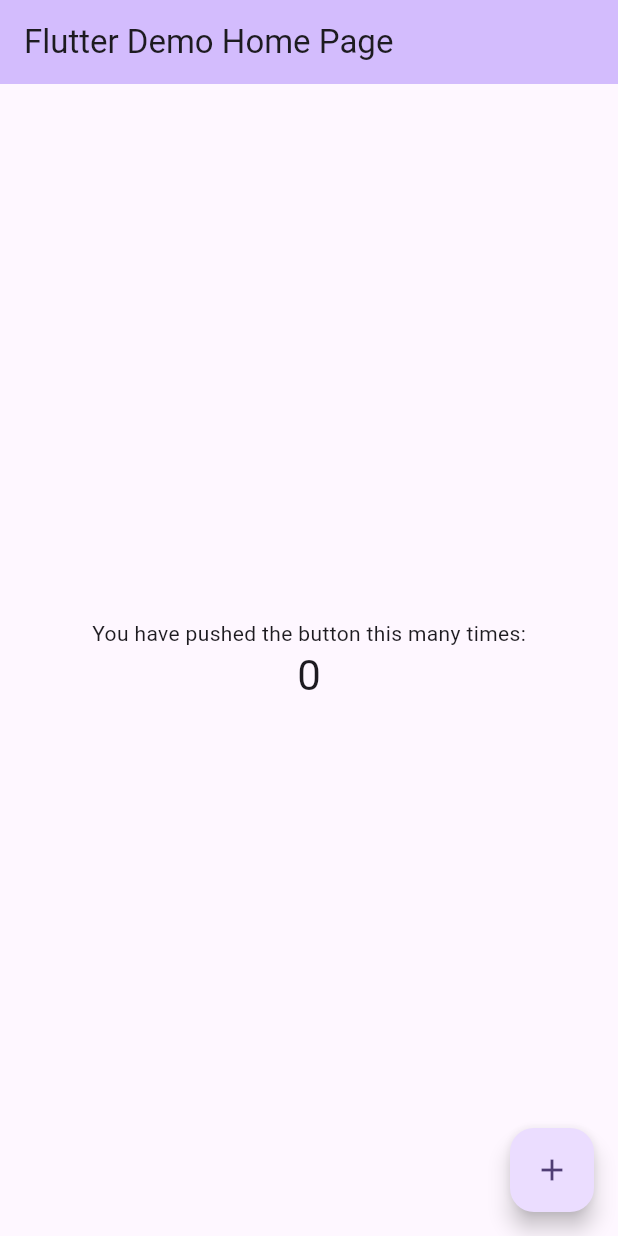
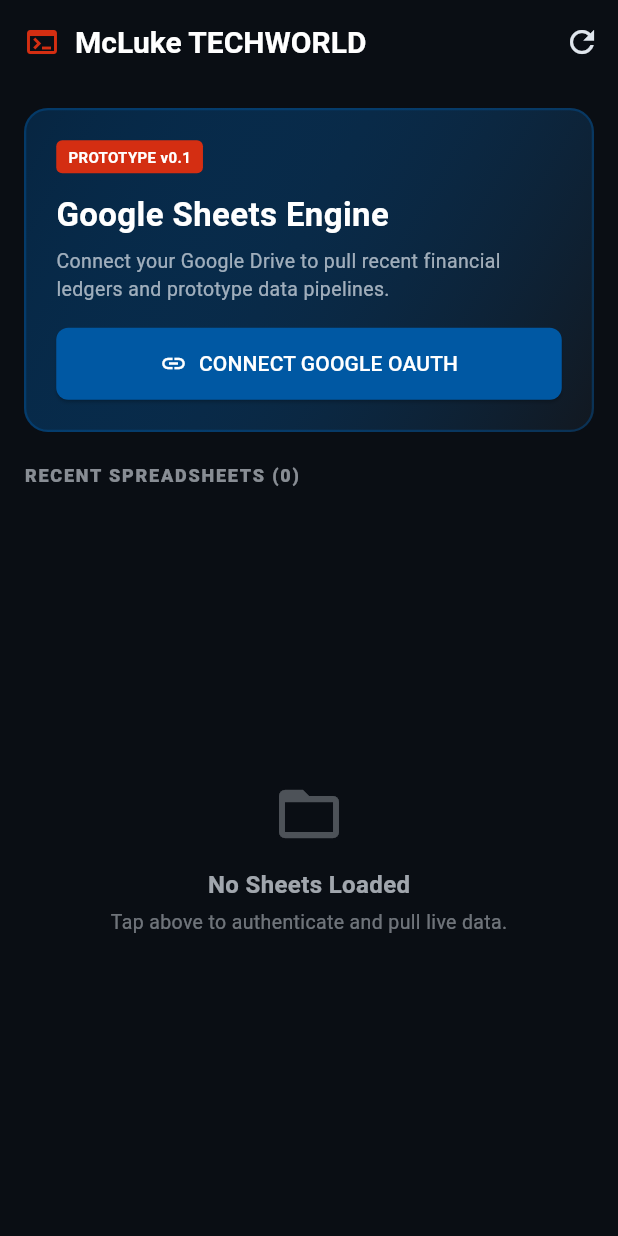
Before and after one commit to nyashagabriel/mc_finance, a Flutter app: the screen it shows after launch, on a phone screen of 412 x 824 dp. Run offline on Flutter 3.47's test engine with Material 3 defaults, Android fonts, the phone set to English and light mode, and no system bars; our stand-ins replace google_sign_in; missing offline and left inert: extension_google_sign_in_as_googleapis_auth, googleapis.

Commit message:
apk first run

```diff
--- a/lib/main.dart
+++ b/lib/main.dart
@@ -1,122 +1,328 @@
 import 'package:flutter/material.dart';
+import 'package:googleapis/drive/v3.dart' as drive;
+import 'core/libs/signing.dart';
 
 void main() {
-  runApp(const MyApp());
+  WidgetsFlutterBinding.ensureInitialized();
+  runApp(const McFinanceApp());
 }
 
-class MyApp extends StatelessWidget {
-  const MyApp({super.key});
+class McFinanceApp extends StatelessWidget {
+  const McFinanceApp({super.key});
 
-  // This widget is the root of your application.
   @override
   Widget build(BuildContext context) {
+    const Color brandBlue = Color(0xFF0058A3);
+    const Color brandRed = Color(0xFFD42E12);
+    const Color darkSurface = Color(0xFF121820);
+    const Color darkBackground = Color(0xFF0A0E14);
+
     return MaterialApp(
-      title: 'Flutter Demo',
-      theme: ThemeData(
-        // This is the theme of your application.
-        //
-        // TRY THIS: Try running your application with "flutter run". You'll see
-        // the application has a purple toolbar. Then, without quitting the app,
-        // try changing the seedColor in the colorScheme below to Colors.green
-        // and then invoke "hot reload" (save your changes or press the "hot
-        // reload" button in a Flutter-supported IDE, or press "r" if you used
-        // the command line to start the app).
-        //
-        // Notice that the counter didn't reset back to zero; the application
-        // state is not lost during the reload. To reset the state, use hot
-        // restart instead.
-        //
-        // This works for code too, not just values: Most code changes can be
-        // tested with just a hot reload.
-        colorScheme: .fromSeed(seedColor: Colors.deepPurple),
+      title: 'McLuke Finance Prototype',
+      debugShowCheckedModeBanner: false,
+      themeMode: ThemeMode.dark,
+      darkTheme: ThemeData(
+        brightness: Brightness.dark,
+        scaffoldBackgroundColor: darkBackground,
+        primaryColor: brandBlue,
+        colorScheme: const ColorScheme.dark(
+          primary: brandBlue,
+          secondary: brandRed,
+          surface: darkSurface,
+          onPrimary: Colors.white,
+          onSecondary: Colors.white,
+          onSurface: Color(0xFFE0E6ED),
+        ),
+        cardTheme: CardThemeData(
+          color: darkSurface,
+          elevation: 0,
+          shape: RoundedRectangleBorder(
+            borderRadius: BorderRadius.circular(12),
+            side: BorderSide(color: brandBlue.withAlpha(50), width: 1),
+          ),
+        ),
+        appBarTheme: const AppBarTheme(
+          backgroundColor: darkBackground,
+          elevation: 0,
+          centerTitle: false,
+          titleTextStyle: TextStyle(
+            fontFamily: 'Roboto',
+            fontSize: 20,
+            fontWeight: FontWeight.w700,
+            color: Colors.white,
+          ),
+        ),
       ),
-      home: const MyHomePage(title: 'Flutter Demo Home Page'),
+      home: const PrototypeDashboard(),
     );
   }
 }
 
-class MyHomePage extends StatefulWidget {
-  const MyHomePage({super.key, required this.title});
-
-  // This widget is the home page of your application. It is stateful, meaning
-  // that it has a State object (defined below) that contains fields that affect
-  // how it looks.
-
-  // This class is the configuration for the state. It holds the values (in this
-  // case the title) provided by the parent (in this case the App widget) and
-  // used by the build method of the State. Fields in a Widget subclass are
-  // always marked "final".
-
-  final String title;
+class PrototypeDashboard extends StatefulWidget {
+  const PrototypeDashboard({super.key});
 
   @override
-  State<MyHomePage> createState() => _MyHomePageState();
+  State<PrototypeDashboard> createState() => _PrototypeDashboardState();
 }
 
-class _MyHomePageState extends State<MyHomePage> {
-  int _counter = 0;
+class _PrototypeDashboardState extends State<PrototypeDashboard> {
+  bool _isLoading = false;
+  List<drive.File> _sheets = [];
+  String? _statusMessage;
 
-  void _incrementCounter() {
+  Future<void> _handleSyncSheets() async {
     setState(() {
-      // This call to setState tells the Flutter framework that something has
-      // changed in this State, which causes it to rerun the build method below
-      // so that the display can reflect the updated values. If we changed
-      // _counter without calling setState(), then the build method would not be
-      // called again, and so nothing would appear to happen.
-      _counter++;
+      _isLoading = true;
+      _statusMessage = "Authenticating with Google...";
     });
+
+    try {
+      final fetchedSheets = await listUserSheets();
+      setState(() {
+        _sheets = fetchedSheets;
+        _isLoading = false;
+        _statusMessage = fetchedSheets.isEmpty
+            ? "No spreadsheets found or sign-in cancelled."
+            : null;
+      });
+    } catch (e) {
+      setState(() {
+        _isLoading = false;
+        _statusMessage = "Failed to sync: ${e.toString()}";
+      });
+    }
   }
 
   @override
   Widget build(BuildContext context) {
-    // This method is rerun every time setState is called, for instance as done
-    // by the _incrementCounter method above.
-    //
-    // The Flutter framework has been optimized to make rerunning build methods
-    // fast, so that you can just rebuild anything that needs updating rather
-    // than having to individually change instances of widgets.
+    final theme = Theme.of(context);
+
     return Scaffold(
       appBar: AppBar(
-        // TRY THIS: Try changing the color here to a specific color (to
-        // Colors.amber, perhaps?) and trigger a hot reload to see the AppBar
-        // change color while the other colors stay the same.
-        backgroundColor: Theme.of(context).colorScheme.inversePrimary,
-        // Here we take the value from the MyHomePage object that was created by
-        // the App.build method, and use it to set our appbar title.
-        title: Text(widget.title),
+        title: const Row(
+          children: [
+            Icon(Icons.terminal, color: Color(0xFFD42E12)),
+            SizedBox(width: 10),
+            Text('McLuke TECHWORLD'),
+          ],
+        ),
+        actions: [
+          IconButton(
+            icon: const Icon(Icons.refresh),
+            onPressed: _isLoading ? null : _handleSyncSheets,
+            tooltip: 'Sync Sheets',
+          ),
+        ],
       ),
-      body: Center(
-        // Center is a layout widget. It takes a single child and positions it
-        // in the middle of the parent.
+      body: Padding(
+        padding: const EdgeInsets.all(16.0),
         child: Column(
-          // Column is also a layout widget. It takes a list of children and
-          // arranges them vertically. By default, it sizes itself to fit its
-          // children horizontally, and tries to be as tall as its parent.
-          //
-          // Column has various properties to control how it sizes itself and
-          // how it positions its children. Here we use mainAxisAlignment to
-          // center the children vertically; the main axis here is the vertical
-          // axis because Columns are vertical (the cross axis would be
-          // horizontal).
-          //
-          // TRY THIS: Invoke "debug painting" (choose the "Toggle Debug Paint"
-          // action in the IDE, or press "p" in the console), to see the
-          // wireframe for each widget.
-          mainAxisAlignment: .center,
+          crossAxisAlignment: CrossAxisAlignment.stretch,
           children: [
-            const Text('You have pushed the button this many times:'),
+            _BrandHeader(onActionPressed: _handleSyncSheets, isLoading: _isLoading),
+            const SizedBox(height: 20),
+            if (_statusMessage != null) ...[
+              Container(
+                padding: const EdgeInsets.all(12),
+                decoration: BoxDecoration(
+                  color: theme.colorScheme.secondary.withAlpha(25),
+                  borderRadius: BorderRadius.circular(8),
+                  border: Border.all(color: theme.colorScheme.secondary.withAlpha(100)),
+                ),
+                child: Text(
+                  _statusMessage!,
+                  style: TextStyle(color: theme.colorScheme.secondary),
+                ),
+              ),
+              const SizedBox(height: 16),
+            ],
             Text(
-              '$_counter',
-              style: Theme.of(context).textTheme.headlineMedium,
+              'RECENT SPREADSHEETS (${_sheets.length})',
+              style: TextStyle(
+                fontSize: 12,
+                fontWeight: FontWeight.w800,
+                letterSpacing: 1.2,
+                color: theme.colorScheme.onSurface.withAlpha(150),
+              ),
+            ),
+            const SizedBox(height: 10),
+            Expanded(
+              child: _isLoading
+                  ? const Center(child: CircularProgressIndicator())
+                  : _sheets.isEmpty
+                      ? _EmptyStateView(onRetry: _handleSyncSheets)
+                      : ListView.separated(
+                          itemCount: _sheets.length,
+                          separatorBuilder: (_, _) => const SizedBox(height: 8),
+                          itemBuilder: (context, index) {
+                            return _SheetListCard(sheet: _sheets[index]);
+                          },
+                        ),
             ),
           ],
         ),
       ),
-      floatingActionButton: FloatingActionButton(
-        onPressed: _incrementCounter,
-        tooltip: 'Increment',
-        child: const Icon(Icons.add),
+    );
+  }
+}
+
+class _BrandHeader extends StatelessWidget {
+  final VoidCallback onActionPressed;
+  final bool isLoading;
+
+  const _BrandHeader({
+    required this.onActionPressed,
+    required this.isLoading,
+  });
+
+  @override
+  Widget build(BuildContext context) {
+    final theme = Theme.of(context);
+
+    return Container(
+      padding: const EdgeInsets.all(20),
+      decoration: BoxDecoration(
+        gradient: LinearGradient(
+          colors: [
+            theme.colorScheme.primary.withAlpha(80),
+            theme.colorScheme.surface,
+          ],
+          begin: Alignment.topLeft,
+          end: Alignment.bottomRight,
+        ),
+        borderRadius: BorderRadius.circular(16),
+        border: Border.all(color: theme.colorScheme.primary.withAlpha(100), width: 1.5),
+      ),
+      child: Column(
+        crossAxisAlignment: CrossAxisAlignment.start,
+        children: [
+          Container(
+            padding: const EdgeInsets.symmetric(horizontal: 8, vertical: 4),
+            decoration: BoxDecoration(
+              color: theme.colorScheme.secondary,
+              borderRadius: BorderRadius.circular(4),
+            ),
+            child: const Text(
+              'PROTOTYPE v0.1',
+              style: TextStyle(fontSize: 10, fontWeight: FontWeight.bold, color: Colors.white),
+            ),
+          ),
+          const SizedBox(height: 12),
+          const Text(
+            'Google Sheets Engine',
+            style: TextStyle(fontSize: 22, fontWeight: FontWeight.bold, color: Colors.white),
+          ),
+          const SizedBox(height: 6),
+          Text(
+            'Connect your Google Drive to pull recent financial ledgers and prototype data pipelines.',
+            style: TextStyle(fontSize: 13, color: theme.colorScheme.onSurface.withAlpha(180)),
+          ),
+          const SizedBox(height: 16),
+          SizedBox(
+            width: double.infinity,
+            child: ElevatedButton.icon(
+              onPressed: isLoading ? null : onActionPressed,
+              style: ElevatedButton.styleFrom(
+                backgroundColor: theme.colorScheme.primary,
+                foregroundColor: Colors.white,
+                padding: const EdgeInsets.symmetric(vertical: 14),
+                shape: RoundedRectangleBorder(borderRadius: BorderRadius.circular(8)),
+              ),
+              icon: isLoading
+                  ? const SizedBox(width: 18, height: 18, child: CircularProgressIndicator(strokeWidth: 2, color: Colors.white))
+                  : const Icon(Icons.link),
+              label: Text(isLoading ? 'CONNECTING...' : 'CONNECT GOOGLE OAUTH'),
+            ),
+          ),
+        ],
       ),
     );
   }
 }
+
+class _SheetListCard extends StatelessWidget {
+  final drive.File sheet;
+
+  const _SheetListCard({required this.sheet});
+
+  @override
+  Widget build(BuildContext context) {
+    final theme = Theme.of(context);
+    final modifiedDate = sheet.modifiedTime != null
+        ? '${sheet.modifiedTime!.year}-${sheet.modifiedTime!.month.toString().padLeft(2, '0')}-${sheet.modifiedTime!.day.toString().padLeft(2, '0')}'
+        : 'Unknown date';
+
+    return Card(
+      child: ListTile(
+        contentPadding: const EdgeInsets.symmetric(horizontal: 16, vertical: 8),
+        leading: Container(
+          padding: const EdgeInsets.all(10),
+          decoration: BoxDecoration(
+            color: theme.colorScheme.primary.withAlpha(30),
+            borderRadius: BorderRadius.circular(8),
+          ),
+          child: Icon(Icons.table_chart, color: theme.colorScheme.primary),
+        ),
+        title: Text(
+          sheet.name ?? 'Unnamed Spreadsheet',
+          style: const TextStyle(fontWeight: FontWeight.w600, fontSize: 15, color: Colors.white),
+          maxLines: 1,
+          overflow: TextOverflow.ellipsis,
+        ),
+        subtitle: Padding(
+          padding: const EdgeInsets.only(top: 4.0),
+          child: Row(
+            children: [
+              Icon(Icons.access_time, size: 12, color: theme.colorScheme.onSurface.withAlpha(120)),
+              const SizedBox(width: 4),
+              Text(
+                'Modified: $modifiedDate',
+                style: TextStyle(fontSize: 12, color: theme.colorScheme.onSurface.withAlpha(150)),
+              ),
+            ],
+          ),
+        ),
+        trailing: Icon(Icons.chevron_right, color: theme.colorScheme.onSurface.withAlpha(100)),
+        onTap: () {
+          ScaffoldMessenger.of(context).showSnackBar(
+            SnackBar(
+              content: Text('Selected Sheet ID: ${sheet.id}'),
+              duration: const Duration(seconds: 2),
+              backgroundColor: theme.colorScheme.surface,
+            ),
+          );
+        },
+      ),
+    );
+  }
+}
+
+class _EmptyStateView extends StatelessWidget {
+  final VoidCallback onRetry;
+
+  const _EmptyStateView({required this.onRetry});
+
+  @override
+  Widget build(BuildContext context) {
+    final theme = Theme.of(context);
+
+    return Center(
+      child: Column(
+        mainAxisAlignment: MainAxisAlignment.center,
+        children: [
+          Icon(Icons.folder_open, size: 48, color: theme.colorScheme.onSurface.withAlpha(80)),
+          const SizedBox(height: 12),
+          Text(
+            'No Sheets Loaded',
+            style: TextStyle(fontSize: 16, fontWeight: FontWeight.bold, color: theme.colorScheme.onSurface.withAlpha(180)),
+          ),
+          const SizedBox(height: 4),
+          Text(
+            'Tap above to authenticate and pull live data.',
+            style: TextStyle(fontSize: 13, color: theme.colorScheme.onSurface.withAlpha(120)),
+          ),
+        ],
+      ),
+    );
+  }
+}
```
Also changed, not shown: 2 other files.
